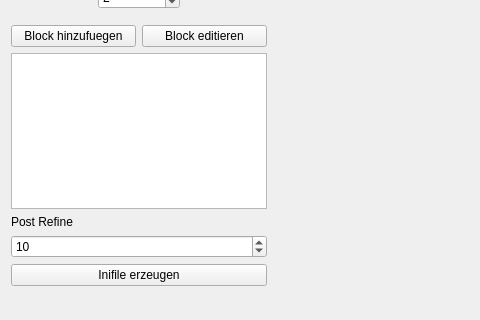
This is tools/blockgridgenerator/mainwindow.ui in flexi-framework/hopr as Qt 5 draws it before an edit; both pictures show x 0 to 480 and y 315 to 635 of the 800 by 635 pixel window. The edited form follows.
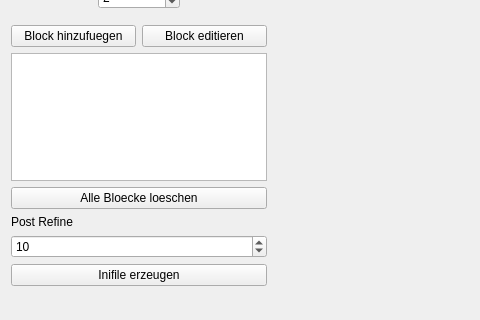
This is the edited form. Icons and pictures are not drawn.

Commit message: Delete-All-Blocks funtcion and bugfix for meshes with smallest x/y coordinate different than zero

Patch:
```diff
--- a/tools/blockgridgenerator/mainwindow.ui
+++ b/tools/blockgridgenerator/mainwindow.ui
@@ -305,6 +305,16 @@
            </property>
           </widget>
          </item>
+         <item>
+          <widget class="QPushButton" name="b_clearBlocks">
+           <property name="text">
+            <string>Alle Bloecke loeschen</string>
+           </property>
+           <property name="icon">
+            <iconset theme="edit-clear"/>
+           </property>
+          </widget>
+         </item>
          <item>
           <widget class="QLabel" name="label_2">
            <property name="text">
```
Left out of the diff: 19 changed lines with no effect on the pictures. The commit also changes 2 other files.
